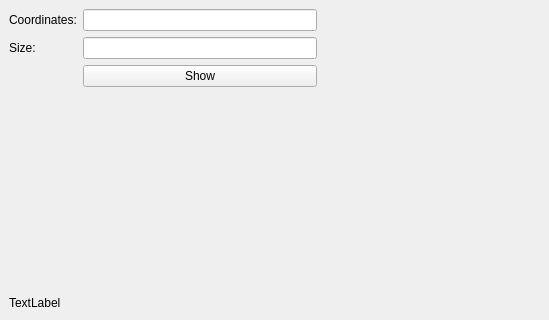
Old version of the form map_interface.ui in the repository A-mpol/A-big-task-for-the-Maps-API; both pictures show x 0 to 549 and y 0 to 320 of the 800 by 600 pixel window.
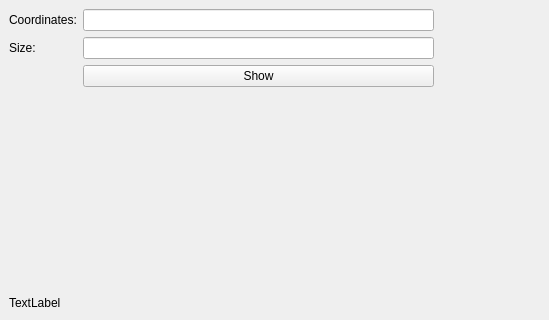
New version of the form.

Commit message: part 3, left and right do not work

The edit to the form file:
```diff
--- a/map_interface.ui
+++ b/map_interface.ui
@@ -42,19 +42,6 @@
       </property>
      </widget>
     </item>
-    <item row="0" column="2">
-     <spacer name="horizontalSpacer">
-      <property name="orientation">
-       <enum>Qt::Horizontal</enum>
-      </property>
-      <property name="sizeHint" stdset="0">
-       <size>
-        <width>40</width>
-        <height>20</height>
-       </size>
-      </property>
-     </spacer>
-    </item>
     <item row="0" column="3">
      <spacer name="horizontalSpacer_2">
       <property name="orientation">
```
The commit also changes 2 other files.
